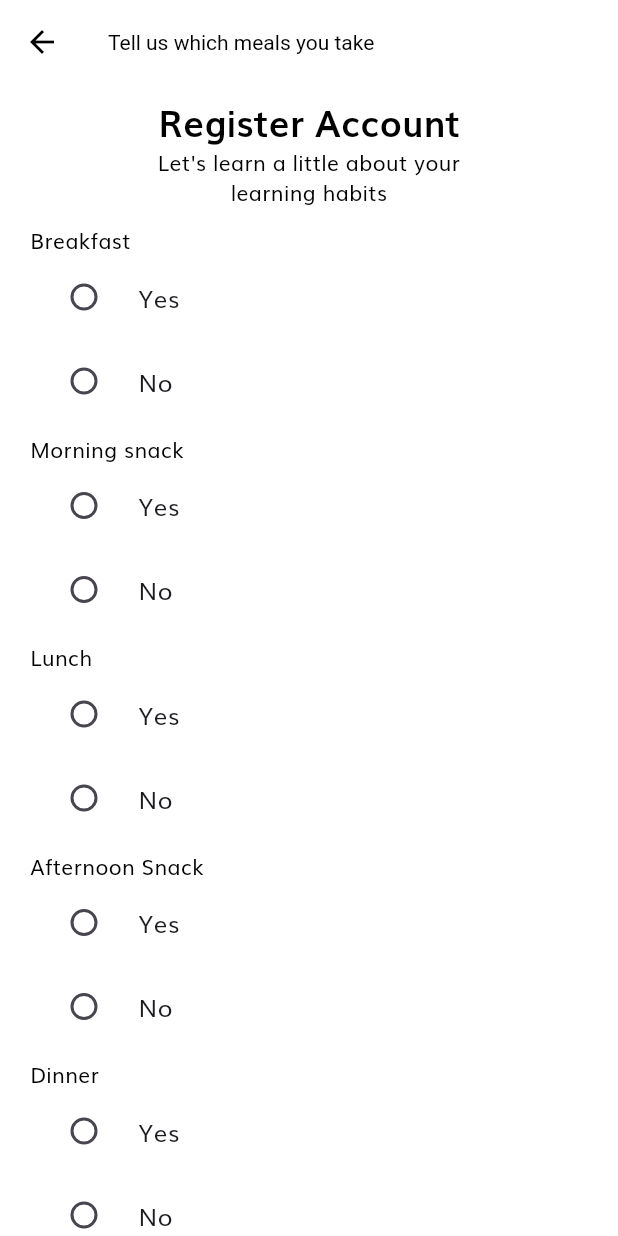
After one commit to fahad4087505/ChefPlanner, a Flutter app: the HomeQuestionScreen screen opened by its route, on a phone screen of 412 x 824 dp. The commit adds this screen. Run offline on Flutter 3.47's test engine with Material 3 defaults, Android fonts, the phone set to English and light mode, and no system bars; our stand-ins replace flutter_svg.

Commit message:
Updated Code with Question Screens

```diff
--- a/lib/components/no_account_text.dart
+++ b/lib/components/no_account_text.dart
@@ -2,6 +2,7 @@ import 'package:flutter/material.dart';
 import 'package:shop_app/screens/questions/question_screen.dart';
 
 import '../constants.dart';
+import '../screens/homequestions/home_question_second_screen.dart';
 import '../screens/sign_up/sign_up_screen.dart';
 
 class NoAccountText extends StatelessWidget {
--- a/lib/routes.dart
+++ b/lib/routes.dart
@@ -1,4 +1,7 @@
 import 'package:flutter/widgets.dart';
+import 'package:shop_app/screens/homequestions/home_question_second_screen.dart';
+import 'package:shop_app/screens/homequestions_second/components/home_question_form.dart';
+import 'package:shop_app/screens/homequestions_second/home_question_screen.dart';
 import 'package:shop_app/screens/questions/question_screen.dart';
 import 'screens/complete_profile/complete_profile_screen.dart';
 
@@ -21,6 +24,9 @@ final Map<String, WidgetBuilder> routes = {
   LoginSuccessScreen.routeName: (context) => const LoginSuccessScreen(),
   SignUpScreen.routeName: (context) => const SignUpScreen(),
   QuestionScreen.routeName: (context) => const QuestionScreen(),
+  HomeQuestionScreen.routeName: (context) => const HomeQuestionScreen(),
+  // HomeQuestionForm.routeName: (context) => const HomeQuestionForm(),
+  HomeQuestionSecondScreen.routeName: (context) => const HomeQuestionSecondScreen(),
   CompleteProfileScreen.routeName: (context) => const CompleteProfileScreen(),
   OtpScreen.routeName: (context) => const OtpScreen(),
   ProfileScreen.routeName: (context) => const ProfileScreen(),
--- /dev/null
+++ b/lib/screens/homequestions_second/components/home_question_form.dart
@@ -0,0 +1,349 @@
+import 'package:flutter/material.dart';
+import 'package:shop_app/screens/homequestions/home_question_second_screen.dart';
+import 'package:shop_app/screens/sign_up/sign_up_screen.dart';
+
+import '../../../components/form_error.dart';
+import '../../../constants.dart';
+
+class HomeQuestionForm extends StatefulWidget {
+  const HomeQuestionForm({super.key});
+
+  @override
+  _HomeQuestionFormState createState() => _HomeQuestionFormState();
+}
+
+class _HomeQuestionFormState extends State<HomeQuestionForm> {
+  static String routeName = "/home_question_form";
+
+  final _formKey = GlobalKey<FormState>();
+  String? email;
+  String? password;
+  String? conform_password;
+  bool remember = false;
+  String selectedCuisine = '';
+
+  final List<String?> errors = [];
+
+  void addError({String? error}) {
+    if (!errors.contains(error)) {
+      setState(() {
+        errors.add(error);
+      });
+    }
+  }
+
+  void removeError({String? error}) {
+    if (errors.contains(error)) {
+      setState(() {
+        errors.remove(error);
+      });
+    }
+  }
+
+  @override
+  Widget build(BuildContext context) {
+    return Form(
+      key: _formKey,
+      child: Column(
+        children: [
+          const SizedBox(height: 7),
+          const Row(
+            children: [
+              Expanded(
+                child: Text(
+                  "Breakfast",
+                  textAlign: TextAlign.left,
+                ),
+              ),
+            ],
+          ),
+
+          Column(
+            children: [
+              RadioListTile<String>(
+                title: const Text('Yes'),
+                value: 'Yes',
+                groupValue: selectedCuisine,
+                onChanged: (value) {
+                  setState(() {
+                    selectedCuisine = value!;
+                  });
+                },
+                activeColor: Colors.green, // Set active color to green
+              ),
+              RadioListTile<String>(
+                title: const Text('No'),
+                value: 'No',
+                groupValue: selectedCuisine,
+                onChanged: (value) {
+                  setState(() {
+                    selectedCuisine = value!;
+                  });
+                },
+                activeColor: Colors.green, // Set active color to green
+              ),
+              // Add more RadioListTile widgets for other cuisines as needed
+            ],
+          ),
+          const SizedBox(height: 7),
+          const Row(
+            children: [
+              Expanded(
+                child: Text(
+                  "Morning snack",
+                  textAlign: TextAlign.left,
+                ),
+              ),
+            ],
+          ),
+
+          Column(
+            children: [
+              RadioListTile<String>(
+                title: const Text('Yes'),
+                value: 'Yes',
+                groupValue: selectedCuisine,
+                onChanged: (value) {
+                  setState(() {
+                    selectedCuisine = value!;
+                  });
+                },
+                activeColor: Colors.green, // Set active color to green
+              ),
+              RadioListTile<String>(
+                title: const Text('No'),
+                value: 'No',
+                groupValue: selectedCuisine,
+                onChanged: (value) {
+                  setState(() {
+                    selectedCuisine = value!;
+                  });
+                },
+                activeColor: Colors.green, // Set active color to green
+              ),
+              // Add more RadioListTile widgets for other cuisines as needed
+            ],
+          ),
+          const SizedBox(height:7),
+          const Row(
+            children: [
+              Expanded(
+                child: Text(
+                  "Lunch",
+                  textAlign: TextAlign.left,
+                ),
+              ),
+            ],
+          ),
+
+          Column(
+            children: [
+              RadioListTile<String>(
+                title: const Text('Yes'),
+                value: 'Yes',
+                groupValue: selectedCuisine,
+                onChanged: (value) {
+                  setState(() {
+                    selectedCuisine = value!;
+                  });
+                },
+                activeColor: Colors.green, // Set active color to green
+              ),
+              RadioListTile<String>(
+                title: const Text('No'),
+                value: 'No',
+                groupValue: selectedCuisine,
+                onChanged: (value) {
+                  setState(() {
+                    selectedCuisine = value!;
+                  });
+                },
+                activeColor: Colors.green, // Set active color to green
+              ),
+              // Add more RadioListTile widgets for other cuisines as needed
+            ],
+          ),
+          const SizedBox(height: 7),
+          const Row(
+            children: [
+              Expanded(
+                child: Text(
+                  "Afternoon Snack",
+                  textAlign: TextAlign.left,
+                ),
+              ),
+            ],
+          ),
+
+          Column(
+            children: [
+              RadioListTile<String>(
+                title: const Text('Yes'),
+                value: 'Yes',
+                groupValue: selectedCuisine,
+                onChanged: (value) {
+                  setState(() {
+                    selectedCuisine = value!;
+                  });
+                },
+                activeColor: Colors.green, // Set active color to green
+              ),
+              RadioListTile<String>(
+                title: const Text('No'),
+                value: 'No',
+                groupValue: selectedCuisine,
+                onChanged: (value) {
+                  setState(() {
+                    selectedCuisine = value!;
+                  });
+                },
+                activeColor: Colors.green, // Set active color to green
+              ),
+              // Add more RadioListTile widgets for other cuisines as needed
+            ],
+          ),
+          const SizedBox(height: 7),
+          const Row(
+            children: [
+              Expanded(
+                child: Text(
+                  "Dinner ",
+                  textAlign: TextAlign.left,
+                ),
+              ),
+            ],
+          ),
+
+          Column(
+            children: [
+              RadioListTile<String>(
+                title: const Text('Yes'),
+                value: 'Yes',
+                groupValue: selectedCuisine,
+                onChanged: (value) {
+                  setState(() {
+                    selectedCuisine = value!;
+                  });
+                },
+                activeColor: Colors.green, // Set active color to green
+              ),
+              RadioListTile<String>(
+                title: const Text('No'),
+                value: 'No',
+                groupValue: selectedCuisine,
+                onChanged: (value) {
+                  setState(() {
+                    selectedCuisine = value!;
+                  });
+                },
+                activeColor: Colors.green, // Set active color to green
+              ),
+              // Add more RadioListTile widgets for other cuisines as needed
+            ],
+          ),
+          const SizedBox(height: 7),
+          const Row(
+            children: [
+              Expanded(
+                child: Text(
+                  "Late Night Snack  ",
+                  textAlign: TextAlign.left,
+                ),
+              ),
+            ],
+          ),
+
+          Column(
+            children: [
+              RadioListTile<String>(
+                title: const Text('Yes'),
+                value: 'Yes',
+                groupValue: selectedCuisine,
+                onChanged: (value) {
+                  setState(() {
+                    selectedCuisine = value!;
+                  });
+                },
+                activeColor: Colors.green, // Set active color to green
+              ),
+              RadioListTile<String>(
+                title: const Text('No'),
+                value: 'No',
+                groupValue: selectedCuisine,
+                onChanged: (value) {
+                  setState(() {
+                    selectedCuisine = value!;
+                  });
+                },
+                activeColor: Colors.green, // Set active color to green
+              ),
+              // Add more RadioListTile widgets for other cuisines as needed
+            ],
+          ),
+          const SizedBox(height: 10),
+          const Row(
+            children: [
+              Expanded(
+                child: Text(
+                  "Sex",
+                  textAlign: TextAlign.left,
+                ),
+              ),
+            ],
+          ),
+
+          Column(
+            children: [
+              RadioListTile<String>(
+                title: const Text('Male'),
+                value: 'Male',
+                groupValue: selectedCuisine,
+                onChanged: (value) {
+                  setState(() {
+                    selectedCuisine = value!;
+                  });
+                },
+                activeColor: Colors.green, // Set active color to green
+              ),
+              RadioListTile<String>(
+                title: const Text('Female'),
+                value: 'Female',
+                groupValue: selectedCuisine,
+                onChanged: (value) {
+                  setState(() {
+                    selectedCuisine = value!;
+                  });
+                },
+                activeColor: Colors.green, // Set active color to green
+              ),
+              RadioListTile<String>(
+                title: const Text('Other'),
+                value: 'Other',
+                groupValue: selectedCuisine,
+                onChanged: (value) {
+                  setState(() {
+                    selectedCuisine = value!;
+                  });
+                },
+                activeColor: Colors.green, // Set active color to green
+              ),
+              // Add more RadioListTile widgets for other cuisines as needed
+            ],
+          ),
+          FormError(errors: errors),
+          const SizedBox(height: 20),
+          ElevatedButton(
+            onPressed: () {
+              // if (_formKey.currentState!.validate()) {
+              //   _formKey.currentState!.save();
+                // if all are valid then go to success screen
+                Navigator.pushNamed(context, HomeQuestionSecondScreen.routeName);
+              // }
+            },
+            child: const Text("Continue"),
+          ),
+        ],
+      ),
+    );
+  }
+}
--- /dev/null
+++ b/lib/screens/homequestions_second/home_question_screen.dart
@@ -0,0 +1,43 @@
+import 'package:flutter/material.dart';
+
+import '../../components/socal_card.dart';
+import '../../constants.dart';
+import 'components/home_question_form.dart';
+
+class HomeQuestionScreen extends StatelessWidget {
+  static String routeName = "/sign_up_home_question";
+
+  const HomeQuestionScreen({super.key});
+  @override
+  Widget build(BuildContext context) {
+    return Scaffold(
+      appBar: AppBar(
+        title: const Text("Tell us which meals you take"),
+      ),
+      body: SafeArea(
+        child: SizedBox(
+          width: double.infinity,
+          child: Padding(
+            padding: const EdgeInsets.symmetric(horizontal: 20),
+            child: SingleChildScrollView(
+              child: Column(
+                children: [
+                  const SizedBox(height: 6),
+                  const Text("Register Account", style: headingStyle),
+                  const Text(
+                    "Let's learn a little about your \nlearning habits",
+                    textAlign: TextAlign.center,
+                  ),
+                  const SizedBox(height: 5),
+                  const HomeQuestionForm(),
+                  const SizedBox(height: 16),
+
+                ],
+              ),
+            ),
+          ),
+        ),
+      ),
+    );
+  }
+}
--- a/lib/screens/questions/components/question_form.dart
+++ b/lib/screens/questions/components/question_form.dart
@@ -125,8 +125,6 @@ class _QuestionFormState extends State<QuestionForm> {
               // Add more RadioListTile widgets for other cuisines as needed
             ],
           ),
-
-
           const SizedBox(height: 20),
           TextFormField(
             keyboardType: TextInputType.number,
--- a/lib/screens/sign_up/components/sign_up_form.dart
+++ b/lib/screens/sign_up/components/sign_up_form.dart
@@ -1,4 +1,6 @@
 import 'package:flutter/material.dart';
+import 'package:shop_app/screens/homequestions_second/components/home_question_form.dart';
+import 'package:shop_app/screens/homequestions_second/home_question_screen.dart';
 
 import '../../../components/custom_surfix_icon.dart';
 import '../../../components/form_error.dart';
@@ -42,7 +44,6 @@ class _SignUpFormState extends State<SignUpForm> {
       key: _formKey,
       child: Column(
         children: [
-
           TextFormField(
             keyboardType: TextInputType.emailAddress,
             onSaved: (newValue) => email = newValue,
@@ -142,7 +143,7 @@ class _SignUpFormState extends State<SignUpForm> {
               if (_formKey.currentState!.validate()) {
                 _formKey.currentState!.save();
                 // if all are valid then go to success screen
-                Navigator.pushNamed(context, CompleteProfileScreen.routeName);
+                Navigator.pushNamed(context, HomeQuestionScreen.routeName);
               }
             },
             child: const Text("Signup"),
--- a/lib/screens/splash/components/splash_content.dart
+++ b/lib/screens/splash/components/splash_content.dart
@@ -21,9 +21,9 @@ class _SplashContentState extends State<SplashContent> {
       children: <Widget>[
         const Spacer(),
         const Text(
-          "Chef Planner",
+          "InstaFresh ChefPlanner",
           style: TextStyle(
-            fontSize: 32,
+            fontSize: 27,
             color: kPrimaryColor,
             fontWeight: FontWeight.bold,
           ),
```
Also changed, not shown: lib/screens/homequestions/components/home_question_second_form.dart (added, +207 -0 lines), lib/screens/homequestions/home_question_second_screen.dart (added, +41 -0 lines), pubspec.lock, 1 other file.
